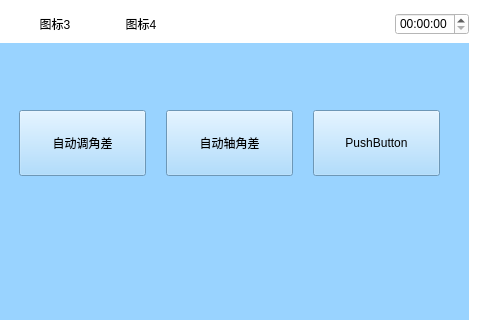
xsw258x2s5w8/WeightSensor, file WeighSensor/tiaojiao.ui: the form before one commit; both pictures show x 168 to 648 and y 0 to 320 of the 648 by 482 pixel window.
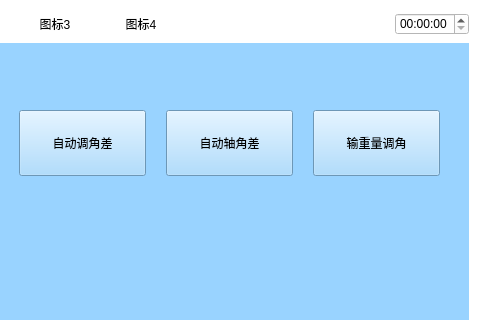
The form after the commit.

```diff
--- a/WeighSensor/tiaojiao.ui
+++ b/WeighSensor/tiaojiao.ui
@@ -155,7 +155,7 @@
            </size>
           </property>
           <property name="text">
-           <string>PushButton</string>
+           <string>输重量调角</string>
           </property>
          </widget>
         </item>
```
Left out of the diff: 2 changed lines with no effect on the pictures.
